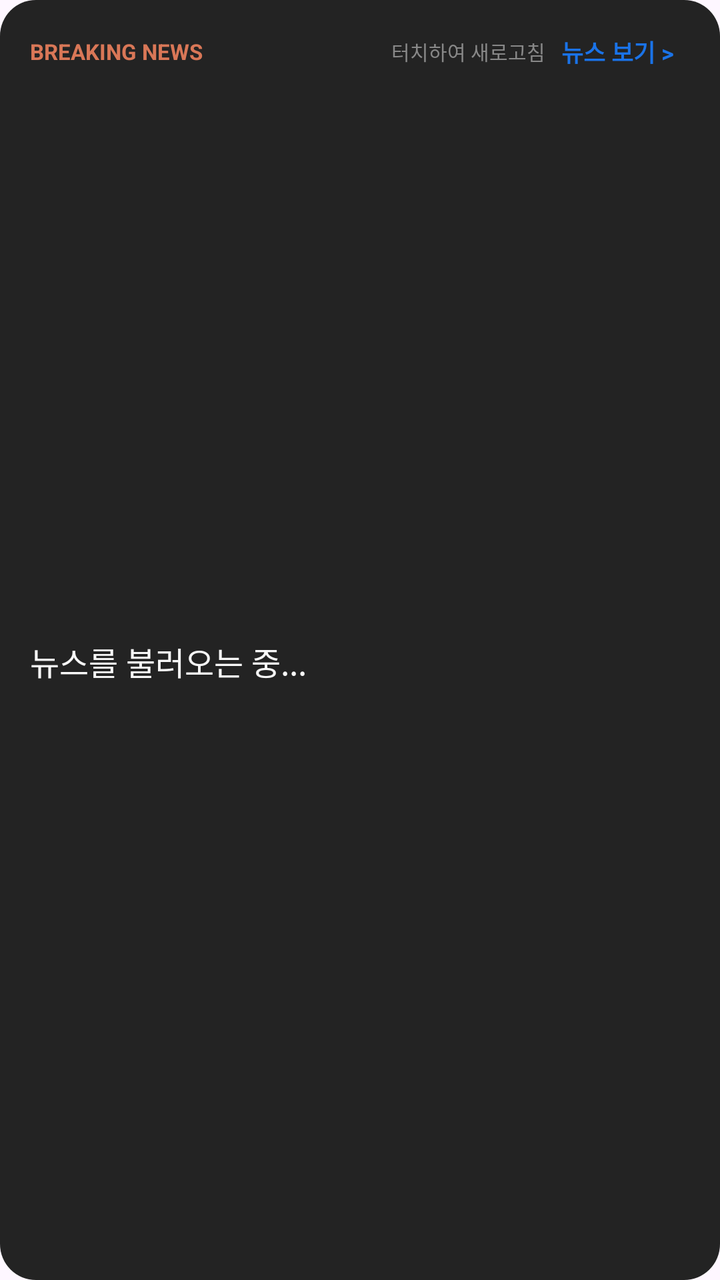
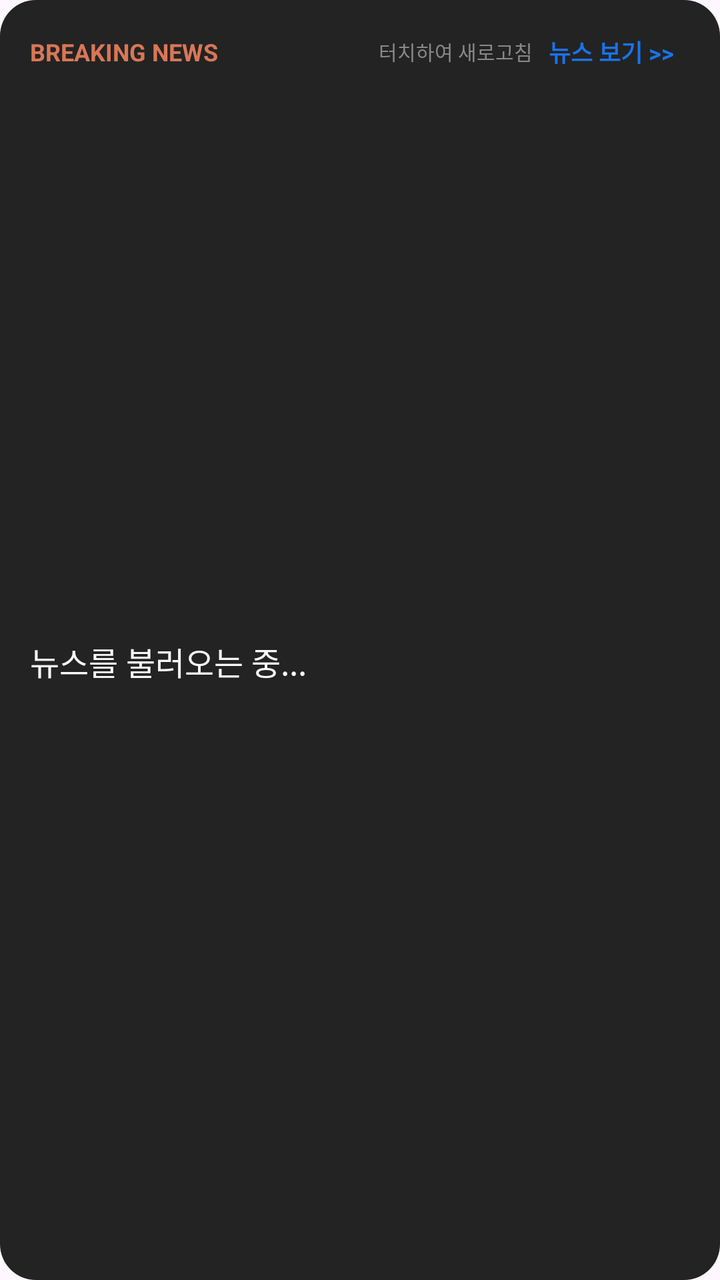

Two renders of the same Android screen: before a commit and after it. Below are the layout's source before the change and the commit's diff.
<!-- AndroidManifest.xml: application theme Theme.NewsWidget -->
<!-- res/layout/widget_news.xml -->
<?xml version="1.0" encoding="utf-8"?>
<LinearLayout xmlns:android="http://schemas.android.com/apk/res/android"
    android:id="@+id/widget_container"
    android:layout_width="match_parent"
    android:layout_height="match_parent"
    android:background="@drawable/widget_background"
    android:orientation="vertical"
    android:padding="15dp">
    

    <LinearLayout
        android:layout_width="match_parent"
        android:layout_height="wrap_content"
        android:orientation="horizontal"
        android:gravity="center_vertical">

        
        <TextView
            android:layout_width="0dp"
            android:layout_height="wrap_content"
            android:layout_weight="1"
            android:text="BREAKING NEWS"
            android:textColor="#D97757"
            android:textSize="11sp"
            android:textStyle="bold" />
        

        
        <TextView
            android:id="@+id/text_update_time"
            android:layout_width="wrap_content"
            android:layout_height="wrap_content"
            android:text="터치하여 새로고침"
            android:textColor="#888888"
            android:textSize="10sp"
            android:textStyle="normal" />
        

        
        <TextView
            android:id="@+id/btn_open_news"
            android:layout_width="wrap_content"
            android:layout_height="wrap_content"
            android:text="뉴스 보기 >"
            android:textColor="#1A73E8"
            android:textSize="12sp"
            android:textStyle="bold"
            android:paddingStart="8dp"
            android:paddingEnd="8dp"
            android:paddingTop="2dp"
            android:paddingBottom="2dp" />
        

    </LinearLayout>

    
    <TextView
        android:id="@+id/text_news_headline"
        android:layout_width="match_parent"
        android:layout_height="match_parent"
        android:gravity="center_vertical"
        android:ellipsize="end"
        android:maxLines="3"
        android:text="뉴스를 불러오는 중..."
        android:textColor="#F8F8F8"
        android:textSize="16sp"
        android:textStyle="normal" />
    

</LinearLayout>
<!-- resources referenced by this layout -->
<resources>
  <!-- drawable widget_background (drawable) -->
  <?xml version="1.0" encoding="utf-8"?>
  <shape xmlns:android="http://schemas.android.com/apk/res/android"
      android:shape="rectangle">
  
      
      <solid android:color="#232323" />
  
      
      <corners android:radius="18dp" />
  
  </shape>
  <style name="Theme.NewsWidget" parent="Base.Theme.NewsWidget" />
  <style name="Base.Theme.NewsWidget" parent="Theme.Material3.DayNight.NoActionBar">
          
          
      </style>
</resources>

<!-- the commit's change to res/layout/widget_news.xml (unified diff, before → after) -->
@@ -21,7 +21,7 @@
             android:layout_weight="1"
             android:text="BREAKING NEWS"
             android:textColor="#D97757"
-            android:textSize="11sp"
+            android:textSize="12sp"
             android:textStyle="bold" />
         
 
@@ -41,7 +41,7 @@
             android:id="@+id/btn_open_news"
             android:layout_width="wrap_content"
             android:layout_height="wrap_content"
-            android:text="뉴스 보기 >"
+            android:text="뉴스 보기 >>"
             android:textColor="#1A73E8"
             android:textSize="12sp"
             android:textStyle="bold"
